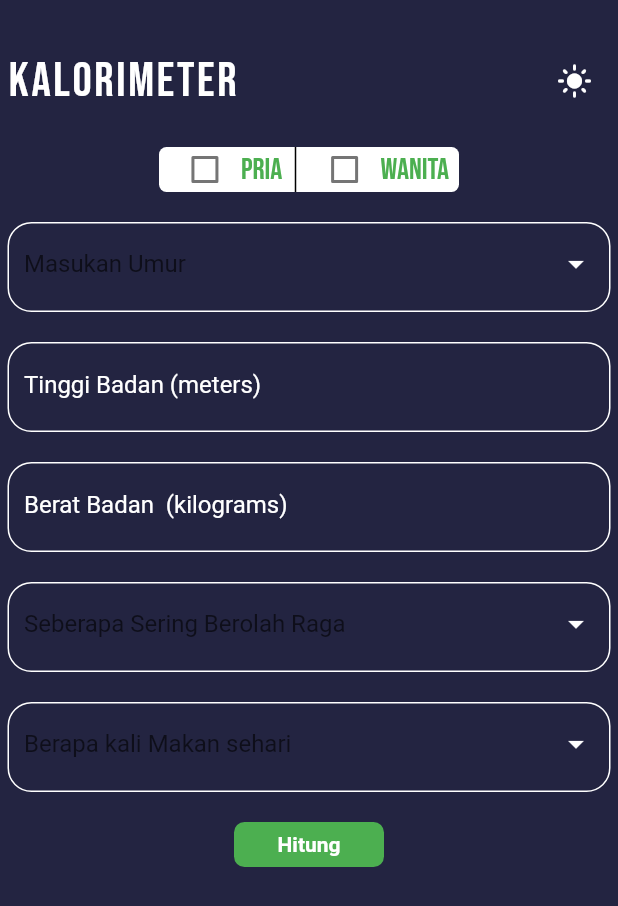
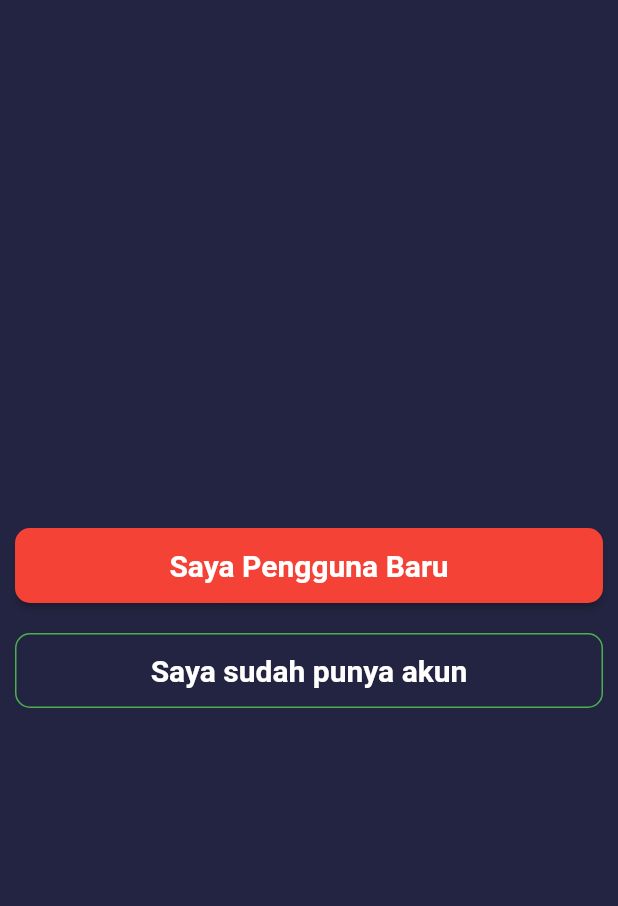
Before and after one commit to nickridwan/gym_app, a Flutter app: the ProfilePage screen opened directly, after a tap on "Kalorimeter", on a phone screen of 412 x 824 dp. Shown: the top 906 px of the screen. Run offline on Flutter 3.47's test engine with Material 2 defaults, Android fonts, the phone set to English and light mode, and no system bars; our stand-ins replace google_fonts, quickalert, toast; missing offline and left inert: qr_code_scanner, status_alert.

Commit message:
update release

```diff
--- /dev/null
+++ b/config.json
@@ -0,0 +1,5 @@
+{
+    "modules": [
+
+    ]
+}
--- /dev/null
+++ b/lib/Pages/kalorimeter/intro.dart
@@ -0,0 +1,92 @@
+import 'package:flutter/material.dart';
+import 'package:workout_app/Widget/login_sheet.dart';
+import 'package:workout_app/services/theme.dart';
+
+class IntroPage extends StatefulWidget {
+  const IntroPage({Key? key}) : super(key: key);
+
+  @override
+  State<IntroPage> createState() => _IntroPageState();
+}
+
+class _IntroPageState extends State<IntroPage> {
+  @override
+  Widget build(BuildContext context) {
+    return Scaffold(
+      backgroundColor: bgColor,
+      body: Column(
+        mainAxisAlignment: MainAxisAlignment.center,
+        children: [
+          Center(
+            heightFactor: 0,
+            child: Padding(
+              padding: const EdgeInsets.symmetric(horizontal: 10),
+              child: Column(
+                children: [
+                  Container(
+                    height: 50,
+                    width: MediaQuery.of(context).size.width,
+                    child: InkWell(
+                      onTap: () => print("berhasil"),
+                      child: ElevatedButton(
+                          style: ButtonStyle(
+                              shape: MaterialStatePropertyAll(
+                                RoundedRectangleBorder(
+                                  borderRadius: BorderRadius.circular(10),
+                                ),
+                              ),
+                              backgroundColor:
+                                  MaterialStatePropertyAll(boxColor)),
+                          onPressed: () {},
+                          child: Text(
+                            "Saya Pengguna Baru",
+                            style: TextStyle(
+                                fontSize: 20, fontWeight: FontWeight.bold),
+                          )),
+                    ),
+                  ),
+                  SizedBox(
+                    height: 20,
+                  ),
+                  GestureDetector(
+                    onTap: () {
+                      LoginSheet(context);
+                    },
+                    child: Container(
+                      width: MediaQuery.of(context).size.width,
+                      height: 50,
+                      decoration: BoxDecoration(
+                          borderRadius: BorderRadius.circular(10),
+                          border: Border(
+                              top: BorderSide(
+                                  color: Colors.green,
+                                  style: BorderStyle.solid),
+                              bottom: BorderSide(
+                                  color: Colors.green,
+                                  style: BorderStyle.solid),
+                              left: BorderSide(
+                                  color: Colors.green,
+                                  style: BorderStyle.solid),
+                              right: BorderSide(
+                                  color: Colors.green,
+                                  style: BorderStyle.solid))),
+                      child: Center(
+                        child: Text(
+                          "Saya sudah punya akun",
+                          style: TextStyle(
+                              fontSize: 20,
+                              fontWeight: FontWeight.bold,
+                              color: Colors.white),
+                        ),
+                      ),
+                    ),
+                  ),
+                ],
+              ),
+            ),
+          ),
+        ],
+      ),
+    );
+  }
+}
--- a/lib/Pages/kalorimeter_page.dart
+++ b/lib/Pages/kalorimeter/kalorimeter_page.dart
@@ -1,7 +1,10 @@
 import 'package:flutter/material.dart';
 import 'package:google_fonts/google_fonts.dart';
 import 'package:workout_app/Widget/dropdown.dart';
+import 'package:workout_app/services/food_model.dart';
 import 'package:workout_app/services/theme.dart';
+import "package:http/http.dart" as http;
+import "dart:convert";
 
 class PageCalculate extends StatefulWidget {
   const PageCalculate({Key? key}) : super(key: key);
@@ -22,21 +25,39 @@ class PageCalculateState extends State<PageCalculate> {
   MethodModel? AgeValue;
   ManyActivity? ActivityValue;
   ManyEating? EatValue;
+  // List<FoodModel> foodData = [];
+  bool isLoading = false;
 
   void genderValue() {
-    setState(() {
-      !manGender
-          ? womanGender
-          : !womanGender
-              ? manGender
-              : !manGender;
-    });
+    setState(() {});
   }
+
+  // Future<void> getFoodNut() async {
+  //   try {
+  //     http.Response response = await http.get(Uri.parse(
+  //         "https://api.nal.usda.gov/fdc/v1/foods/list?api_key=pNj72py6zCpdfEZAhLLvCPu2nv6QkMMS5YyyqyPp"));
+  //     print(response.body);
+  //     foodData = (json.decode(response.body) as List) != Null &&
+  //             (json.decode(response.body) as List).isNotEmpty
+  //         ? (json.decode(response.body) as List)
+  //             .map((f) => FoodModel.fromJson(f))
+  //             .toList()
+  //         : [];
+  //   } catch (e) {
+  //     print("error $e");
+  //   }
+  // }
+
+  // @override
+  // void initState() {
+  //   getFoodNut();
+  //   super.initState();
+  // }
 
   @override
   Widget build(BuildContext context) {
     return Scaffold(
-      backgroundColor: boxColor,
+      backgroundColor: bgColor,
       body: SingleChildScrollView(
         scrollDirection: Axis.vertical,
         child: Padding(
@@ -131,7 +152,7 @@ class PageCalculateState extends State<PageCalculate> {
                 height: 60,
                 width: MediaQuery.of(context).size.width,
                 decoration: BoxDecoration(
-                  color: boxColor,
+                  color: bgColor,
                   borderRadius: BorderRadius.circular(16),
                   border: Border.all(color: Colors.white, width: 1),
                 ),
@@ -143,7 +164,7 @@ class PageCalculateState extends State<PageCalculate> {
                           hintText: "Masukan Umur",
                           hintStyle: TextStyle(color: Colors.white)),
                       value: AgeValue,
-                      dropdownColor: boxColor,
+                      dropdownColor: bgColor,
                       iconEnabledColor: Colors.white,
                       items: methodData
                           .map((e) => DropdownMenuItem<MethodModel>(
@@ -172,7 +193,7 @@ class PageCalculateState extends State<PageCalculate> {
                 height: 60,
                 width: MediaQuery.of(context).size.width,
                 decoration: BoxDecoration(
-                  color: boxColor,
+                  color: bgColor,
                   borderRadius: BorderRadius.circular(16),
                   border: Border.all(color: Colors.white, width: 1),
                 ),
@@ -204,7 +225,7 @@ class PageCalculateState extends State<PageCalculate> {
                 height: 60,
                 width: MediaQuery.of(context).size.width,
                 decoration: BoxDecoration(
-                  color: boxColor,
+                  color: bgColor,
                   borderRadius: BorderRadius.circular(16),
                   border: Border.all(color: Colors.white, width: 1),
                 ),
@@ -236,7 +257,7 @@ class PageCalculateState extends State<PageCalculate> {
                 height: 60,
                 width: MediaQuery.of(context).size.width,
                 decoration: BoxDecoration(
-                  color: boxColor,
+                  color: bgColor,
                   borderRadius: BorderRadius.circular(16),
                   border: Border.all(color: Colors.white, width: 1),
                 ),
@@ -248,7 +269,7 @@ class PageCalculateState extends State<PageCalculate> {
                           hintText: "Seberapa Sering Berolah Raga",
                           hintStyle: TextStyle(color: Colors.white)),
                       value: ActivityValue,
-                      dropdownColor: boxColor,
+                      dropdownColor: bgColor,
                       iconEnabledColor: Colors.white,
                       items: manySportData
                           .map((e) => DropdownMenuItem<ManyActivity>(
@@ -277,7 +298,7 @@ class PageCalculateState extends State<PageCalculate> {
                 height: 60,
                 width: MediaQuery.of(context).size.width,
                 decoration: BoxDecoration(
-                  color: boxColor,
+                  color: bgColor,
                   borderRadius: BorderRadius.circular(16),
                   border: Border.all(color: Colors.white, width: 1),
                 ),
@@ -289,7 +310,7 @@ class PageCalculateState extends State<PageCalculate> {
                           hintText: "Berapa kali Makan sehari",
                           hintStyle: TextStyle(color: Colors.white)),
                       value: EatValue,
-                      dropdownColor: boxColor,
+                      dropdownColor: bgColor,
                       iconEnabledColor: Colors.white,
                       items: manyEatData
                           .map((e) => DropdownMenuItem<ManyEating>(
--- a/lib/Pages/membership.dart
+++ b/lib/Pages/membership.dart
@@ -60,7 +60,7 @@ class _PremiumPageState extends State<PremiumPage> {
               height: 200,
               width: MediaQuery.of(context).size.width,
               decoration: BoxDecoration(
-                  color: boxColor, borderRadius: BorderRadius.circular(10)),
+                  color: bgColor, borderRadius: BorderRadius.circular(10)),
               child: Center(
                 child: Padding(
                   padding: const EdgeInsets.symmetric(horizontal: 90),
@@ -91,7 +91,7 @@ class _PremiumPageState extends State<PremiumPage> {
               height: 200,
               width: MediaQuery.of(context).size.width,
               decoration: BoxDecoration(
-                  color: boxColor, borderRadius: BorderRadius.circular(10)),
+                  color: bgColor, borderRadius: BorderRadius.circular(10)),
               child: Center(
                 child: Padding(
                   padding: const EdgeInsets.symmetric(horizontal: 120),
--- a/lib/Pages/profile_page.dart
+++ b/lib/Pages/profile_page.dart
@@ -1,6 +1,7 @@
 import 'package:flutter/material.dart';
 import 'package:google_fonts/google_fonts.dart';
-import 'package:workout_app/Pages/kalorimeter_page.dart';
+import 'package:workout_app/Pages/kalorimeter/intro.dart';
+import 'package:workout_app/Pages/kalorimeter/kalorimeter_page.dart';
 import 'package:workout_app/Pages/membership.dart';
 import 'package:workout_app/Pages/qrcode.dart';
 import 'package:workout_app/Pages/welcome_page.dart';
@@ -104,14 +105,14 @@ class _ProfilePageState extends State<ProfilePage> {
                     GestureDetector(
                       onTap: (() => Navigator.of(context).push(
                             MaterialPageRoute(
-                              builder: (context) => PageCalculate(),
+                              builder: (context) => IntroPage(),
                             ),
                           )),
                       child: Container(
                         height: 50,
                         width: MediaQuery.of(context).size.width,
                         decoration: BoxDecoration(
-                            color: boxColor,
+                            color: bgColor,
                             borderRadius: BorderRadius.circular(16)),
                         child: Padding(
                           padding: const EdgeInsets.symmetric(horizontal: 10),
@@ -150,7 +151,7 @@ class _ProfilePageState extends State<ProfilePage> {
                       height: 50,
                       width: MediaQuery.of(context).size.width,
                       decoration: BoxDecoration(
-                          color: boxColor,
+                          color: bgColor,
                           borderRadius: BorderRadius.circular(16)),
                       child: Padding(
                         padding: const EdgeInsets.symmetric(horizontal: 10),
@@ -188,7 +189,7 @@ class _ProfilePageState extends State<ProfilePage> {
                       height: 50,
                       width: MediaQuery.of(context).size.width,
                       decoration: BoxDecoration(
-                          color: boxColor,
+                          color: bgColor,
                           borderRadius: BorderRadius.circular(16)),
                       child: Padding(
                         padding: const EdgeInsets.symmetric(horizontal: 10),
@@ -229,7 +230,7 @@ class _ProfilePageState extends State<ProfilePage> {
                         height: 50,
                         width: MediaQuery.of(context).size.width,
                         decoration: BoxDecoration(
-                            color: boxColor,
+                            color: bgColor,
                             borderRadius: BorderRadius.circular(16)),
                         child: Padding(
                           padding: const EdgeInsets.symmetric(horizontal: 10),
--- a/lib/Widget/filter_sheet.dart
+++ b/lib/Widget/filter_sheet.dart
@@ -21,7 +21,7 @@ void filterSheet(context) {
             topLeft: Radius.circular(10),
             topRight: Radius.circular(10),
           ),
-          color: boxColor,
+          color: bgColor,
         ),
         child: Column(
           crossAxisAlignment: CrossAxisAlignment.start,
--- a/lib/services/dummy.dart
+++ b/lib/services/dummy.dart
@@ -24,9 +24,11 @@ class clubDummy {
 }
 
 class foodCalory {
+  String? food;
   int? protein;
   int? lemak;
   int? karbohidrat;
   int? kalori;
-  foodCalory({this.protein, this.lemak, this.karbohidrat, this.kalori});
+  foodCalory(
+      {this.protein, this.lemak, this.karbohidrat, this.kalori, this.food});
 }
--- a/lib/services/theme.dart
+++ b/lib/services/theme.dart
@@ -1,11 +1,10 @@
-
-
 import 'package:flutter/material.dart';
 import 'package:google_fonts/google_fonts.dart';
 
 var titleColor1 = GoogleFonts.bebasNeue(
     fontSize: 32, color: Colors.white, letterSpacing: 1.8);
-var titleColor2 = GoogleFonts.bebasNeue(
-    fontSize: 32, color: Color(0xff40d876), letterSpacing: 1.8);
-var boxColor = Color(0xff232441);
+var titleColor2 =
+    GoogleFonts.bebasNeue(fontSize: 32, color: Colors.red, letterSpacing: 1.8);
+var bgColor = Color(0xff232441);
 var menuStyle = GoogleFonts.aBeeZee(fontSize: 15, color: Colors.white);
+var boxColor = Colors.red;
--- a/lib/theme.dart
+++ /dev/null
@@ -1,9 +0,0 @@
-import 'dart:ui';
-
-import 'package:flutter/material.dart';
-import 'package:google_fonts/google_fonts.dart';
-
-var titleColor1 = GoogleFonts.bebasNeue(
-    fontSize: 32, color: Colors.white, letterSpacing: 1.8);
-var titleColor2 = GoogleFonts.bebasNeue(
-    fontSize: 32, color: Color(0xff40d876), letterSpacing: 1.8);
--- a/pubspec.yaml
+++ b/pubspec.yaml
@@ -41,6 +41,7 @@ dependencies:
   toast: ^0.3.0
   quickalert: ^0.0.2
   status_alert: ^1.0.0
+  http: ^0.13.5
 
 dev_dependencies:
   flutter_test:
```
Also changed, not shown: lib/Pages/home_page.dart (+28 -6 lines), lib/Pages/welcome_page.dart (+7 -17 lines), lib/Widget/login_sheet.dart (added, +57 -0 lines), lib/services/food_model.dart (added, +7 -0 lines), lib/main.dart (line endings or trailing spaces), pubspec.lock.
